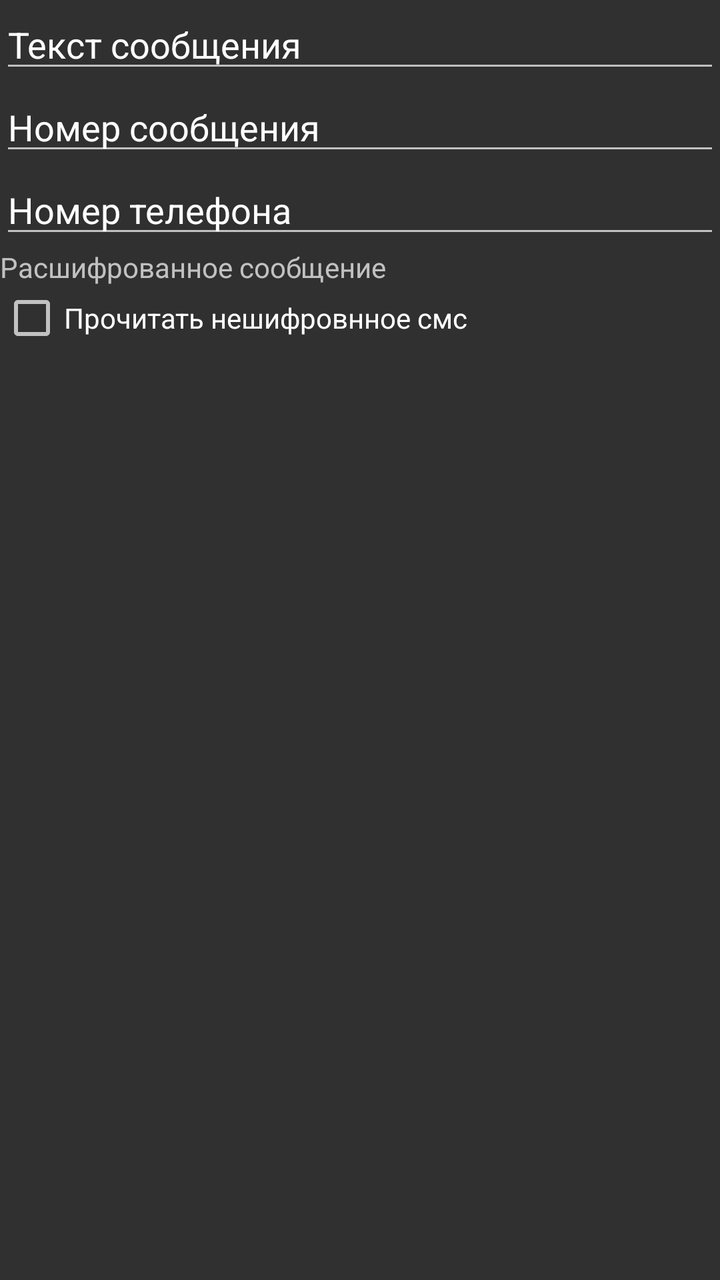
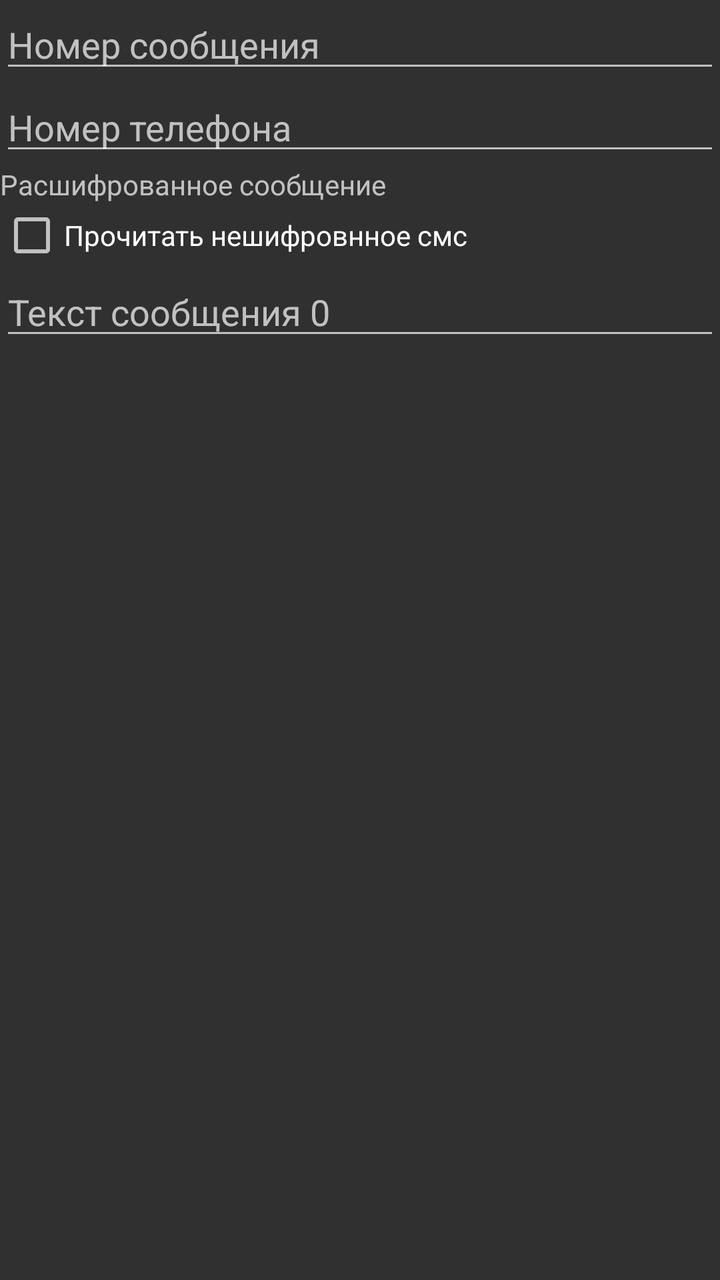

The first picture is an Android layout as it rendered before a commit; the second is the same layout after the commit. The layout source and the unified diff follow.
<!-- AndroidManifest.xml: application theme Theme.AppCompat.NoActionBar -->
<!-- res/layout/activity_decode.xml -->
<?xml version="1.0" encoding="utf-8"?>
<ScrollView
    xmlns:android="http://schemas.android.com/apk/res/android"
    android:layout_width="match_parent"
    android:layout_height="match_parent">
    <androidx.appcompat.widget.LinearLayoutCompat
        layout_width="match_parent"
        layout_height="wrap_content"
        android:orientation="vertical"
        xmlns:android="http://schemas.android.com/apk/res/android"
        xmlns:tools="http://schemas.android.com/tools"
        android:layout_width="match_parent"
        android:layout_height="match_parent">

        <EditText
            android:id="@+id/EditText"
            android:layout_width="match_parent"
            android:layout_height="wrap_content"
            android:text="Текст сообщения" />

        <EditText
            android:id="@+id/EditText2"
            android:layout_width="match_parent"
            android:layout_height="wrap_content"
            android:text="Номер сообщения" />
        <EditText
            android:id="@+id/EditText3"
            android:layout_width="match_parent"
            android:layout_height="wrap_content"
            android:text="Номер телефона" />
        <TextView
            android:id="@+id/textView"
            android:layout_width="match_parent"
            android:layout_height="wrap_content"
            android:text="Расшифрованное сообщение" />
        <CheckBox
            android:id="@+id/suppress_encryption"
            android:text="Прочитать нешифровнное смс"
            android:layout_height="wrap_content"
            android:layout_width="match_parent"/>
    </androidx.appcompat.widget.LinearLayoutCompat>
</ScrollView>
<!-- resources referenced by this layout -->
<resources>

</resources>

<!-- the commit's change to res/layout/activity_decode.xml (unified diff, before → after) -->
@@ -10,24 +10,20 @@
         xmlns:android="http://schemas.android.com/apk/res/android"
         xmlns:tools="http://schemas.android.com/tools"
         android:layout_width="match_parent"
-        android:layout_height="match_parent">
+        android:layout_height="match_parent"
+        android:id="@+id/linearLayout">
 
-        <EditText
-            android:id="@+id/EditText"
-            android:layout_width="match_parent"
-            android:layout_height="wrap_content"
-            android:text="Текст сообщения" />
 
         <EditText
             android:id="@+id/EditText2"
             android:layout_width="match_parent"
             android:layout_height="wrap_content"
-            android:text="Номер сообщения" />
+            android:hint="Номер сообщения" />
         <EditText
             android:id="@+id/EditText3"
             android:layout_width="match_parent"
             android:layout_height="wrap_content"
-            android:text="Номер телефона" />
+            android:hint="Номер телефона" />
         <TextView
             android:id="@+id/textView"
             android:layout_width="match_parent"
@@ -38,5 +34,10 @@
             android:text="Прочитать нешифровнное смс"
             android:layout_height="wrap_content"
             android:layout_width="match_parent"/>
+        <EditText
+            android:id="@+id/editTextMessagePart1"
+            android:layout_width="match_parent"
+            android:layout_height="wrap_content"
+            android:hint="Текст сообщения 0" />
     </androidx.appcompat.widget.LinearLayoutCompat>
 </ScrollView>
